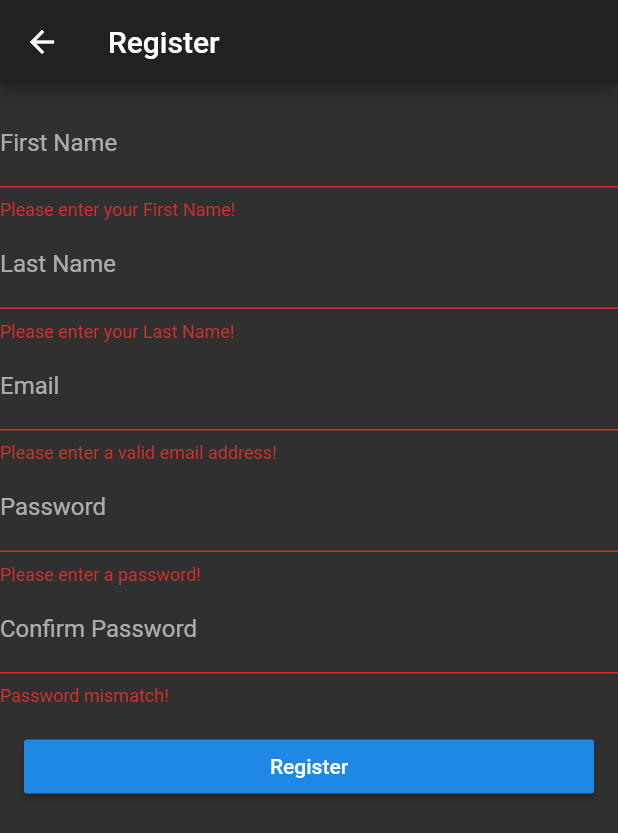
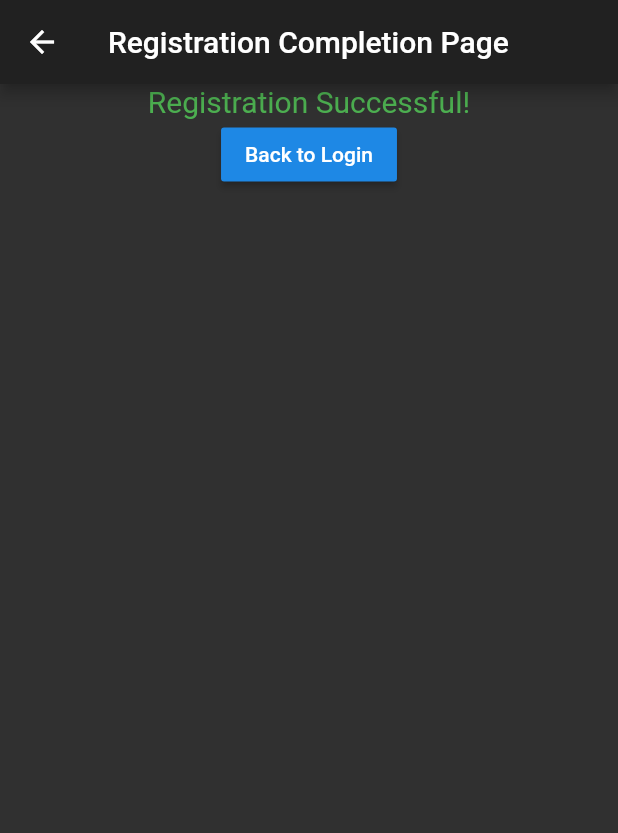
Before and after one commit to nahianalam18/ParkSpot, a Flutter app: the Register screen opened directly, after a tap on "Register", on a phone screen of 412 x 824 dp. Shown: the top 833 px of the screen. Run offline on Flutter 3.47's test engine with Material 2 defaults, Android fonts, the phone set to English and light mode, and no system bars.

Commit message:
Success Page Implemention

```diff
--- a/lib/register.dart
+++ b/lib/register.dart
@@ -1,4 +1,7 @@
 import 'package:flutter/material.dart';
+
+import './successPage.dart';
+
 
 class Register extends StatelessWidget {
   final _formKey = GlobalKey<FormState>();
@@ -72,6 +75,10 @@ class Register extends StatelessWidget {
                                   if (form.validate()) {
                                     //form.save();
                                   }
+                                  Navigator.push(
+                                      context,
+                                      MaterialPageRoute(
+                                          builder: (context) => Success()));
                                 },
                                 child: Text('Register'),
                               )),
--- /dev/null
+++ b/lib/successPage.dart
@@ -0,0 +1,28 @@
+import 'package:flutter/material.dart';
+
+import './loginPage.dart';
+
+class Success extends StatelessWidget {
+  const Success({Key key}) : super(key: key);
+
+  @override
+  Widget build(BuildContext context) {
+    return Scaffold(
+        appBar: AppBar(title: Text("Registration Completion Page")),
+        body: Column(
+          children: <Widget>[
+            Center(
+              child: Text("Registration Successful!",
+                  style: TextStyle(fontSize: 20, color: Colors.green)),
+            ),
+            RaisedButton(
+              child: Text("Back to Login"),
+              onPressed: () {
+                Navigator.push(
+                    context, MaterialPageRoute(builder: (context) => Login()));
+              },
+            )
+          ],
+        ));
+  }
+}
```
